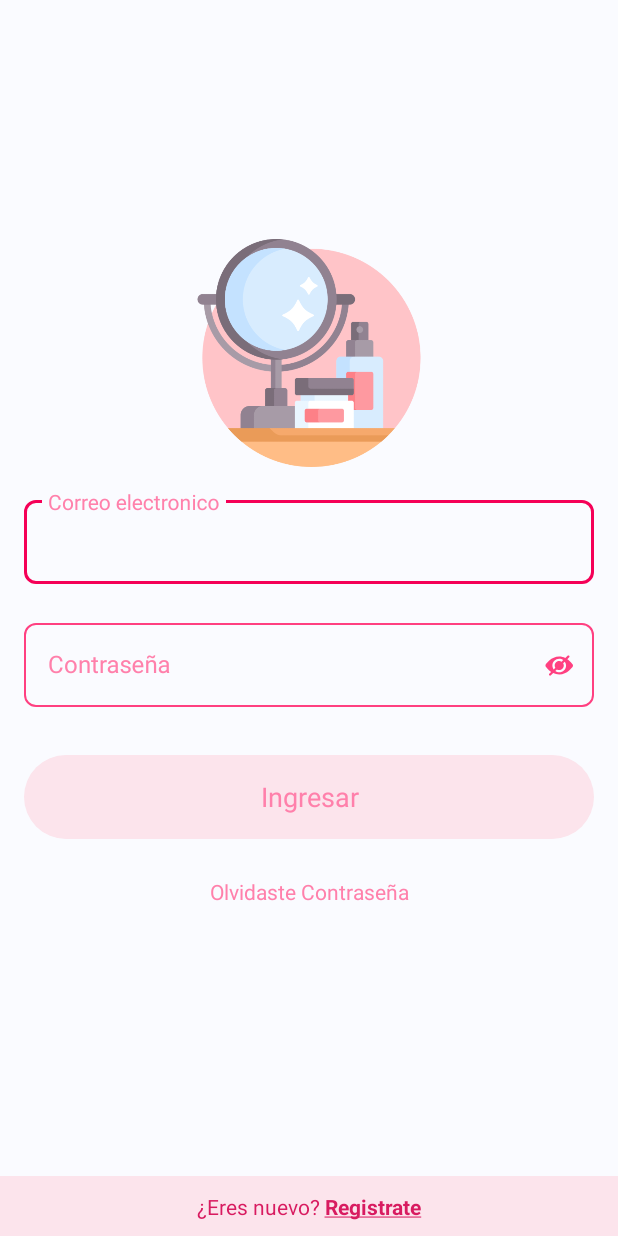
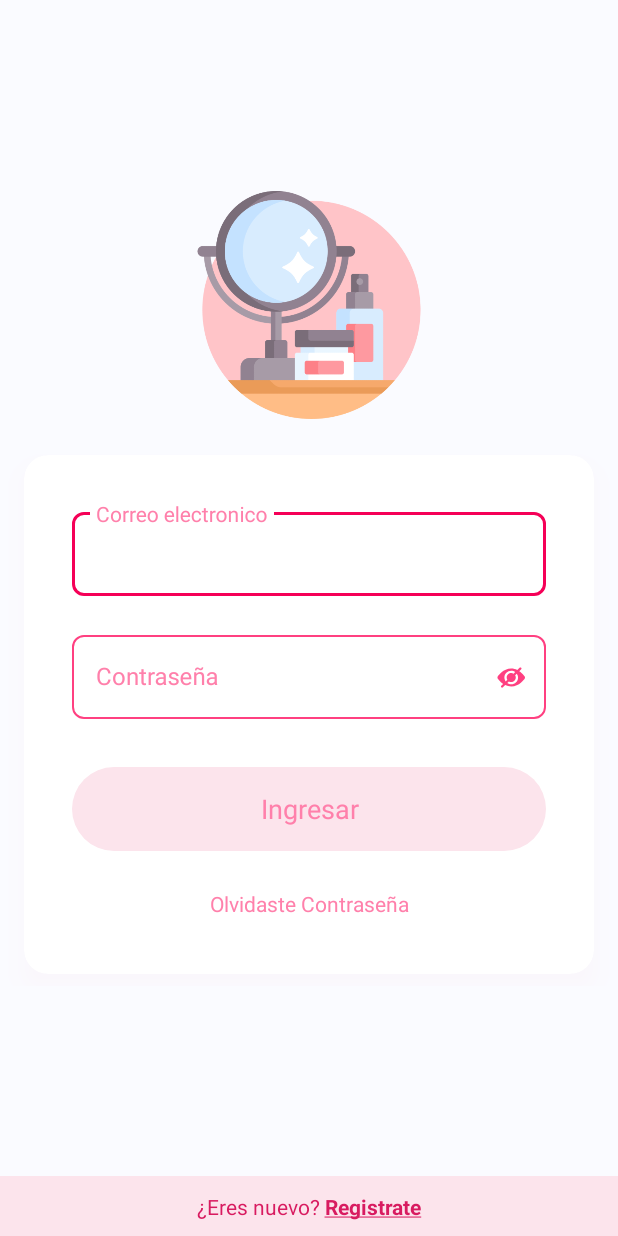
Before and after one commit to montes8/ElaCosmetologyAndroid, an Android app: the LoginActivity screen opened directly, with no data from a screen before it, on a phone screen of 412 x 824 dp. Run offline under Robolectric (Android 15) with nearby library versions, the phone set to English and light mode, and no system bars; our stand-ins replace data binding; 2 statements that could not run were skipped.

Commit message:
mejorando diseño de login

```diff
--- a/app/build.gradle
+++ b/app/build.gradle
@@ -126,6 +126,7 @@ dependencies {
     implementation 'com.facebook.shimmer:shimmer:0.5.0@aar'
 
     implementation 'com.pierfrancescosoffritti.androidyoutubeplayer:core:10.0.5'
+    implementation 'de.hdodenhof:circleimageview:3.1.0'
 
     testImplementation 'junit:junit:4.+'
     androidTestImplementation 'androidx.test.ext:junit:1.1.3'
--- a/app/src/main/java/com/example/elacosmetologyandroid/component/dialog/CrossDialog.kt
+++ b/app/src/main/java/com/example/elacosmetologyandroid/component/dialog/CrossDialog.kt
@@ -65,7 +65,7 @@ class CrossDialog(
         dialog.mView.findViewById<TextView>(R.id.txtDialogMessage).text = description
         dialog.mView.findViewById<ProgressButton>(R.id.btnCancelDialog).setOnClickButtonListener{ dialog.dismiss() }
         dialog.mView.findViewById<ProgressButton>(R.id.btnAcceptDialog).setOnClickButtonListener { func()
-            Handler(Looper.getMainLooper()).postDelayed({ dialog.dismiss() }, 500)
+            Handler(Looper.getMainLooper()).postDelayed({ dialog.dismiss() }, 200)
         }
     }
 }
--- /dev/null
+++ b/app/src/main/res/anim/left_in.xml
@@ -0,0 +1,6 @@
+<?xml version="1.0" encoding="utf-8"?>
+<translate xmlns:android="http://schemas.android.com/apk/res/android"
+    android:duration="300"
+    android:fromXDelta="100%p"
+    android:toXDelta="0"
+    android:interpolator="@android:anim/linear_interpolator"/>
--- /dev/null
+++ b/app/src/main/res/anim/left_out.xml
@@ -0,0 +1,6 @@
+<?xml version="1.0" encoding="utf-8"?>
+<translate xmlns:android="http://schemas.android.com/apk/res/android"
+    android:duration="300"
+    android:fromXDelta="0"
+    android:toXDelta="-100%p"
+    android:interpolator="@android:anim/linear_interpolator"/>
--- a/app/src/main/res/layout/activity_login.xml
+++ b/app/src/main/res/layout/activity_login.xml
@@ -29,66 +29,82 @@
                 android:layout_marginBottom="@dimen/size_20"
                 android:src="@drawable/ic_logo_login" />
 
-            <androidx.constraintlayout.widget.ConstraintLayout
-                android:id="@+id/linearLayout3"
-                android:layout_width="@dimen/size_0"
+            <com.google.android.material.card.MaterialCardView
+                android:id="@+id/cvContentActiveInsurance"
+                android:layout_width="match_parent"
                 android:layout_height="wrap_content"
-                android:padding="@dimen/size_16"
+                android:layout_marginStart="@dimen/size_16"
+                android:layout_marginTop="@dimen/size_24"
+                android:layout_marginEnd="@dimen/size_16"
+                android:layout_marginBottom="@dimen/size_8"
+                android:outlineSpotShadowColor="@color/pink_50"
+                app:cardCornerRadius="@dimen/size_16"
+                app:cardElevation="@dimen/size_10"
+                app:layout_constraintBottom_toBottomOf="parent"
                 app:layout_constraintEnd_toEndOf="parent"
                 app:layout_constraintStart_toStartOf="parent"
                 app:layout_constraintTop_toBottomOf="@+id/lottieLogin">
 
+                <androidx.constraintlayout.widget.ConstraintLayout
+                    android:id="@+id/linearLayout3"
+                    android:layout_width="match_parent"
+                    android:layout_height="wrap_content"
+                    android:padding="@dimen/size_32"
+                    app:layout_constraintEnd_toEndOf="parent"
+                    app:layout_constraintStart_toStartOf="parent"
+                    app:layout_constraintTop_toBottomOf="@+id/lottieLogin">
+
+
                     <com.example.elacosmetologyandroid.component.edit.EditCustomLayout
                         android:id="@+id/editEmail"
                         style="@style/TextInputLayoutEdit"
+                        android:layout_width="@dimen/size_0"
+                        android:layout_height="wrap_content"
+                        android:imeOptions="actionNext"
+                        android:inputType="textEmailAddress"
+                        app:layout_constraintEnd_toEndOf="parent"
+                        app:layout_constraintStart_toStartOf="parent"
                         app:layout_constraintTop_toTopOf="parent"
-                    app:layout_constraintStart_toStartOf="parent"
-                    app:layout_constraintEnd_toEndOf="parent"
-                    android:layout_width="@dimen/size_0"
-                    android:imeOptions="actionNext"
-                    app:uiHint="@string/text_email"
-                    android:layout_height="wrap_content"
-                    android:inputType="textEmailAddress"
-                    />
+                        app:uiHint="@string/text_email" />
 
                     <com.example.elacosmetologyandroid.component.edit.EditCustomLayout
                         android:id="@+id/editPassword"
+                        style="@style/TextInputLayoutEdit"
                         android:layout_width="@dimen/size_0"
-                    style="@style/TextInputLayoutEdit"
-                    app:layout_constraintTop_toBottomOf="@+id/editEmail"
+                        android:layout_height="wrap_content"
+                        android:layout_marginTop="@dimen/size_20"
                         android:inputType="textPassword"
                         app:layout_constraintEnd_toEndOf="parent"
+                        app:layout_constraintStart_toStartOf="parent"
+                        app:layout_constraintTop_toBottomOf="@+id/editEmail"
                         app:uiHint="@string/text_password"
-                    app:layout_constraintStart_toStartOf="parent"
-                    android:layout_marginTop="@dimen/size_20"
-                    app:uiPasswordEnabled="true"
-                    android:layout_height="wrap_content" />
+                        app:uiPasswordEnabled="true" />
 
                     <com.example.elacosmetologyandroid.component.button.ProgressButton
                         android:id="@+id/btnLogin"
                         android:layout_width="@dimen/size_0"
                         android:layout_height="wrap_content"
-                    app:layout_constraintTop_toBottomOf="@+id/editPassword"
+                        android:layout_gravity="center_horizontal"
+                        android:layout_marginTop="@dimen/size_32"
+                        app:buttonText="Ingresar"
+                        app:isButtonEnabled="false"
                         app:layout_constraintEnd_toEndOf="parent"
                         app:layout_constraintStart_toStartOf="parent"
-                    android:layout_gravity="center_horizontal"
-                    app:isButtonEnabled="false"
-                    android:layout_marginTop="@dimen/size_32"
-                    app:buttonText="Ingresar"
-                    />
+                        app:layout_constraintTop_toBottomOf="@+id/editPassword" />
 
                     <TextView
                         android:layout_width="wrap_content"
                         android:layout_height="wrap_content"
                         android:layout_marginTop="@dimen/size_20"
                         android:padding="@dimen/size_5"
-                    app:layout_constraintTop_toBottomOf="@+id/btnLogin"
+                        android:text="@string/txt_forget_password"
+                        android:textColor="@color/pink_100"
+                        app:layout_constraintBottom_toBottomOf="parent"
                         app:layout_constraintEnd_toEndOf="parent"
-                    android:textColor="@color/pink_100"
                         app:layout_constraintStart_toStartOf="parent"
-                    app:layout_constraintBottom_toBottomOf="parent"
-                    android:text="@string/txt_forget_password" />
+                        app:layout_constraintTop_toBottomOf="@+id/btnLogin" />
                 </androidx.constraintlayout.widget.ConstraintLayout>
+            </com.google.android.material.card.MaterialCardView>
 
         </androidx.constraintlayout.widget.ConstraintLayout>
 
--- a/app/src/main/res/layout/mold_toolbar.xml
+++ b/app/src/main/res/layout/mold_toolbar.xml
@@ -6,6 +6,7 @@
     xmlns:app="http://schemas.android.com/apk/res-auto">
     <androidx.constraintlayout.widget.ConstraintLayout
         android:layout_width="match_parent"
+        android:background="@drawable/ic_bg_toolbar"
         app:layout_constraintTop_toTopOf="parent"
         app:layout_constraintStart_toStartOf="parent"
         app:layout_constraintEnd_toEndOf="parent"
--- a/app/src/main/res/values/strings.xml
+++ b/app/src/main/res/values/strings.xml
@@ -46,5 +46,6 @@
     <string name="txt_menu_other">T &amp; C</string>
     <string name="txt_menu_logout"><u>Cerrar sesión</u></string>
     <string name="txt_menu_facebook">Facebook</string>
+    <string name="text_test">Gabriela Soledad</string>
 
 </resources>
--- a/app/src/main/res/values/styles.xml
+++ b/app/src/main/res/values/styles.xml
@@ -55,4 +55,8 @@
         <item name="android:windowEnterAnimation">@anim/slide_up</item>
         <item name="android:windowExitAnimation">@anim/slide_down</item>
     </style>
+
+    <style name="NavigationView">
+        <item name="fontFamily">@font/flexo_bold</item>
+    </style>
 </resources>
--- a/app/src/main/res/values/themes.xml
+++ b/app/src/main/res/values/themes.xml
@@ -9,8 +9,8 @@
 
     <style name="Custom.NoActionBar.Light" parent="Custom.Theme">
         <item name="android:windowDrawsSystemBarBackgrounds">true</item>
-        <item name="android:statusBarColor">@color/pink_50</item>
-        <item name="android:windowBackground">@color/pink_50</item>
+        <item name="android:statusBarColor">@color/primary_Accent</item>
+        <item name="android:windowBackground">@color/primary_Accent</item>
         <item name="android:windowLightStatusBar">true</item>
         <item name="android:windowContentTransitions">true</item>
         <item name="android:windowDisablePreview">true</item>
```
Also changed, not shown: app/src/main/java/com/example/elacosmetologyandroid/ui/home/HomeActivity.kt (+11 -9 lines), app/src/main/res/drawable/bottom_navigation_colors.xml (added, +8 -0 lines), app/src/main/res/drawable/ic_profile_place_holder.xml (added, +18 -0 lines), app/src/main/res/layout/activity_home.xml (+19 -4 lines), app/src/main/res/layout/fragment_begin.xml (+4 -3 lines), app/src/main/res/layout/nav_header_home.xml (added, +35 -0 lines), app/src/main/res/drawable/ic_bg_menu.png (added), app/src/main/res/drawable/ic_bg_toolbar.jpg (added). Lines whose indentation alone changed are shown as unchanged.
